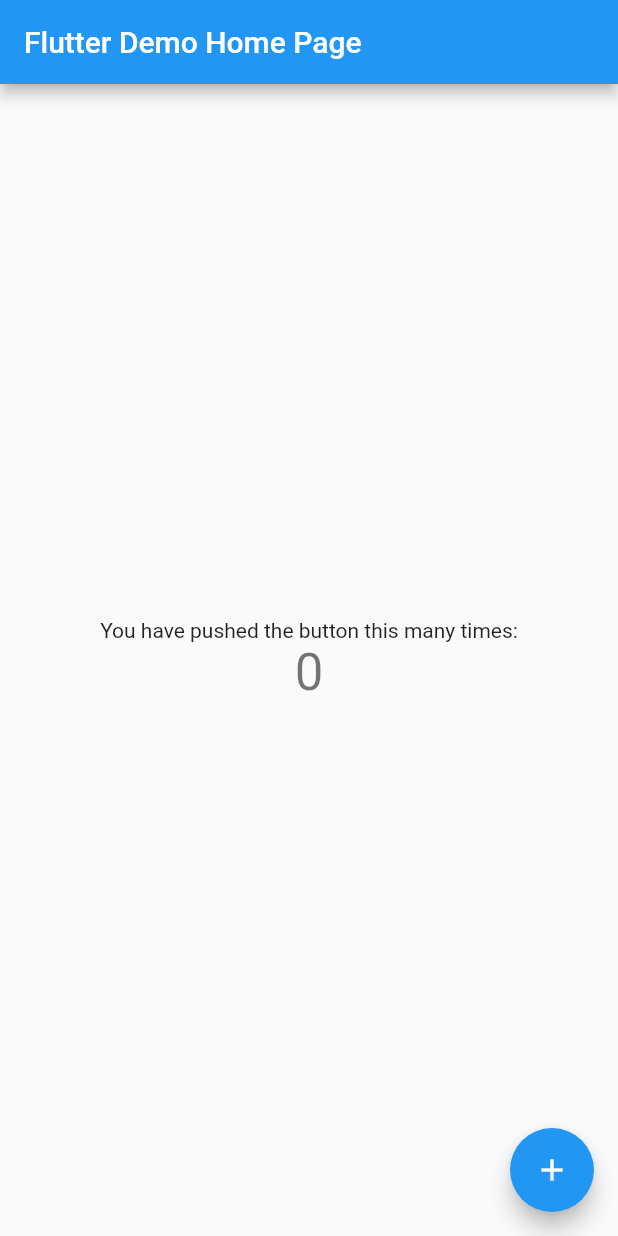
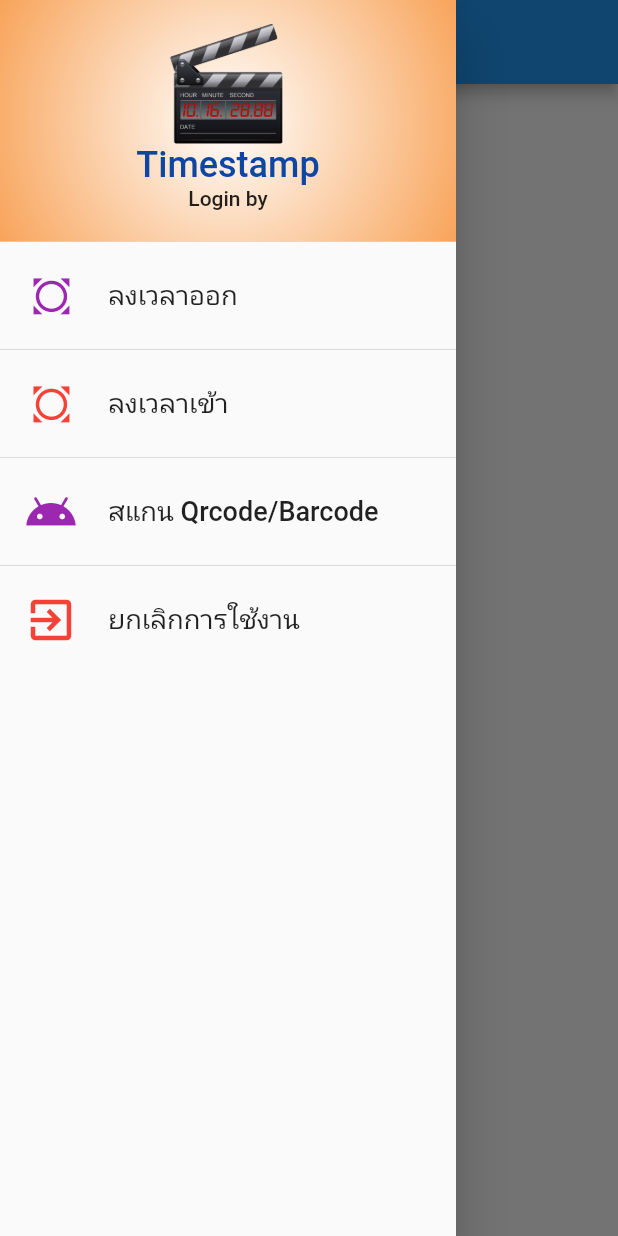
Before and after one commit to jakapun/timestamp, a Flutter app: the screen it shows after launch, with the side drawer open (before the commit the screen has no drawer), on a phone screen of 412 x 824 dp. Run offline on Flutter 3.47's test engine with Material 2 defaults, Android fonts, the phone set to English and light mode, and no system bars; our stand-ins replace image_picker, location.

```diff
--- a/lib/main.dart
+++ b/lib/main.dart
@@ -1,111 +1,13 @@
 import 'package:flutter/material.dart';
+import 'package:timestamp/screens/my_service.dart';
 
-void main() => runApp(MyApp());
+void main(){
+  runApp(MyApp());
+}
 
 class MyApp extends StatelessWidget {
-  // This widget is the root of your application.
   @override
   Widget build(BuildContext context) {
-    return MaterialApp(
-      title: 'Flutter Demo',
-      theme: ThemeData(
-        // This is the theme of your application.
-        //
-        // Try running your application with "flutter run". You'll see the
-        // application has a blue toolbar. Then, without quitting the app, try
-        // changing the primarySwatch below to Colors.green and then invoke
-        // "hot reload" (press "r" in the console where you ran "flutter run",
-        // or simply save your changes to "hot reload" in a Flutter IDE).
-        // Notice that the counter didn't reset back to zero; the application
-        // is not restarted.
-        primarySwatch: Colors.blue,
-      ),
-      home: MyHomePage(title: 'Flutter Demo Home Page'),
-    );
+    return MaterialApp(home: Myservice(),);
   }
 }
-
-class MyHomePage extends StatefulWidget {
-  MyHomePage({Key key, this.title}) : super(key: key);
-
-  // This widget is the home page of your application. It is stateful, meaning
-  // that it has a State object (defined below) that contains fields that affect
-  // how it looks.
-
-  // This class is the configuration for the state. It holds the values (in this
-  // case the title) provided by the parent (in this case the App widget) and
-  // used by the build method of the State. Fields in a Widget subclass are
-  // always marked "final".
-
-  final String title;
-
-  @override
-  _MyHomePageState createState() => _MyHomePageState();
-}
-
-class _MyHomePageState extends State<MyHomePage> {
-  int _counter = 0;
-
-  void _incrementCounter() {
-    setState(() {
-      // This call to setState tells the Flutter framework that something has
-      // changed in this State, which causes it to rerun the build method below
-      // so that the display can reflect the updated values. If we changed
-      // _counter without calling setState(), then the build method would not be
-      // called again, and so nothing would appear to happen.
-      _counter++;
-    });
-  }
-
-  @override
-  Widget build(BuildContext context) {
-    // This method is rerun every time setState is called, for instance as done
-    // by the _incrementCounter method above.
-    //
-    // The Flutter framework has been optimized to make rerunning build methods
-    // fast, so that you can just rebuild anything that needs updating rather
-    // than having to individually change instances of widgets.
-    return Scaffold(
-      appBar: AppBar(
-        // Here we take the value from the MyHomePage object that was created by
-        // the App.build method, and use it to set our appbar title.
-        title: Text(widget.title),
-      ),
-      body: Center(
-        // Center is a layout widget. It takes a single child and positions it
-        // in the middle of the parent.
-        child: Column(
-          // Column is also a layout widget. It takes a list of children and
-          // arranges them vertically. By default, it sizes itself to fit its
-          // children horizontally, and tries to be as tall as its parent.
-          //
-          // Invoke "debug painting" (press "p" in the console, choose the
-          // "Toggle Debug Paint" action from the Flutter Inspector in Android
-          // Studio, or the "Toggle Debug Paint" command in Visual Studio Code)
-          // to see the wireframe for each widget.
-          //
-          // Column has various properties to control how it sizes itself and
-          // how it positions its children. Here we use mainAxisAlignment to
-          // center the children vertically; the main axis here is the vertical
-          // axis because Columns are vertical (the cross axis would be
-          // horizontal).
-          mainAxisAlignment: MainAxisAlignment.center,
-          children: <Widget>[
-            Text(
-              'You have pushed the button this many times:',
-            ),
-            Text(
-              '$_counter',
-              style: Theme.of(context).textTheme.display1,
-            ),
-          ],
-        ),
-      ),
-      floatingActionButton: FloatingActionButton(
-        onPressed: _incrementCounter,
-        tooltip: 'Increment',
-        child: Icon(Icons.add),
-      ), // This trailing comma makes auto-formatting nicer for build methods.
-    );
-  }
-}
--- /dev/null
+++ b/lib/screens/my_home.dart
@@ -0,0 +1,15 @@
+import 'package:flutter/material.dart';
+
+class MyHome extends StatefulWidget {
+  @override
+  _MyHomeState createState() => _MyHomeState();
+}
+
+class _MyHomeState extends State<MyHome> {
+  @override
+  Widget build(BuildContext context) {
+    return Scaffold(
+
+    );
+  }
+}
--- /dev/null
+++ b/lib/screens/my_service.dart
@@ -0,0 +1,178 @@
+import 'dart:io';
+import 'package:flutter/material.dart';
+import 'package:timestamp/screens/my_home.dart';
+import 'package:timestamp/screens/qrbarcode.dart';
+import 'package:timestamp/screens/stamp_in.dart';
+import 'package:timestamp/screens/stamp_out.dart';
+
+class Myservice extends StatefulWidget {
+
+  @override
+  _MyserviceState createState() => _MyserviceState();
+}
+
+class _MyserviceState extends State<Myservice> {
+
+  Widget currentWidget = MyHome();
+
+  Widget menuFormPage() {
+    return ListTile(
+      leading: Icon(
+        Icons.all_out,
+        size: 36.0,
+        color: Colors.red,
+      ),
+      title: Text(
+        'ลงเวลาเข้า',
+        style: TextStyle(fontSize: 18.0),
+        ),
+      // on tap == on click
+      onTap: () {
+        Navigator.of(context).pop();
+        setState(() {
+          currentWidget = StampIn();
+        });
+      },
+    ); // https://material.io/resources/icons/?style=baseline
+  }
+
+  Widget menuListViewPage() {
+    return ListTile(
+      leading: Icon(
+        Icons.all_out,
+        size: 36.0,
+        color: Colors.purple,
+      ),
+      title: Text(
+        'ลงเวลาออก',
+        style: TextStyle(fontSize: 18.0),
+        ),
+      // on tap == on click
+      onTap: () {
+        Navigator.of(context).pop();
+        setState(() {
+          currentWidget = StampOut();
+        });
+      },
+    ); // https://material.io/resources/icons/?style=baseline
+  }
+
+  Widget menuQRcode() {
+    return ListTile(
+      leading: Icon(
+        Icons.android,
+        size: 36.0,
+        color: Colors.purple,
+      ),
+      title: Text(
+        'สแกน Qrcode/Barcode',
+        style: TextStyle(fontSize: 18.0),
+      ),
+      onTap: () {
+        setState(() {
+          currentWidget = QrBarcode();
+          Navigator.of(context).pop();
+        });
+      },
+    );
+  }
+
+  Widget signOutAnExit() {
+    return ListTile(
+      leading: Icon(
+        Icons.exit_to_app,
+        size: 36.0,
+        color: Colors.red,
+      ),
+      title: Text(
+        'ยกเลิกการใช้งาน',
+        style: TextStyle(fontSize: 18.0),
+      ),
+      onTap: () {
+        mySignOut();
+      },
+    );
+  }
+
+  Future<void> mySignOut() async {
+
+      exit(0);
+
+  }
+
+  Widget showLogo() {
+    return Container(
+      width: 80.0,
+      height: 80.0,
+      child: Image.asset(
+          'images/logo.png'), // https://www.iconfinder.com/search/?q=travel&price=free&maximum=512
+    );
+  }
+
+  Widget myHead() {
+    return DrawerHeader(
+      decoration: BoxDecoration(
+        gradient: RadialGradient(
+          colors: [Colors.white, Colors.yellow[900]],
+          radius: 1.5,
+          center: Alignment.center,
+        ),
+      ),
+      child: Column(
+        children: <Widget>[
+          showLogo(),
+          Text(
+            'Timestamp',
+            style: TextStyle(
+              fontSize: 24.0,
+              color: Colors.blue[900],
+            ),
+          ),
+          Text('Login by'),
+        ],
+      ),
+    );
+  }
+
+  Widget myDrawer() {
+    return Drawer(
+      child: ListView(
+        children: <Widget>[
+          myHead(),
+          menuListViewPage(),
+          Divider(),
+          menuFormPage(),
+          Divider(),
+          menuQRcode(),
+          Divider(),
+          signOutAnExit(),
+        ],
+      ),
+    );
+  }
+
+  @override
+  void initState() {
+    super.initState();
+    findDisplayName();
+  }
+
+  Future<void> findDisplayName() async {
+    // FirebaseUser firebaseUser = await firebaseAuth.currentUser();
+    setState(() {
+
+    });
+    print('name =');
+  }
+
+  @override
+  Widget build(BuildContext context) {
+    return Scaffold(
+      appBar: AppBar(
+        title: Text('My Service'),
+      ),
+      body: currentWidget,
+      drawer: myDrawer(), // call drawer
+    );
+  }
+}
```
Also changed, not shown: lib/screens/authen.dart (added, +17 -0 lines), lib/screens/qrbarcode.dart (added, +17 -0 lines), lib/screens/stamp_in.dart (added, +280 -0 lines), lib/screens/stamp_out.dart (added, +17 -0 lines), pubspec.yaml (+6 -3 lines), images/logo.png (added), images/pic.png (added), images/wallpaper.jpg (added), pubspec.lock, 3 other files.
